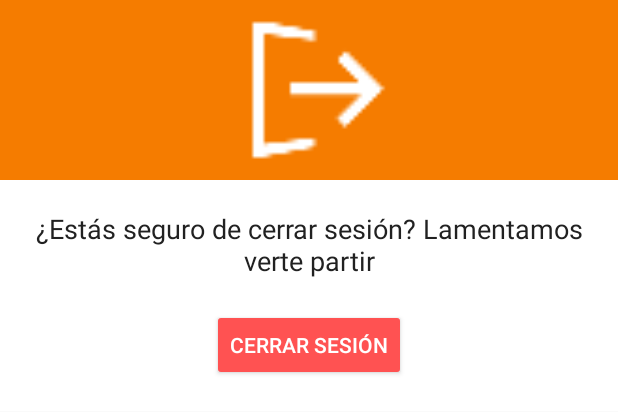
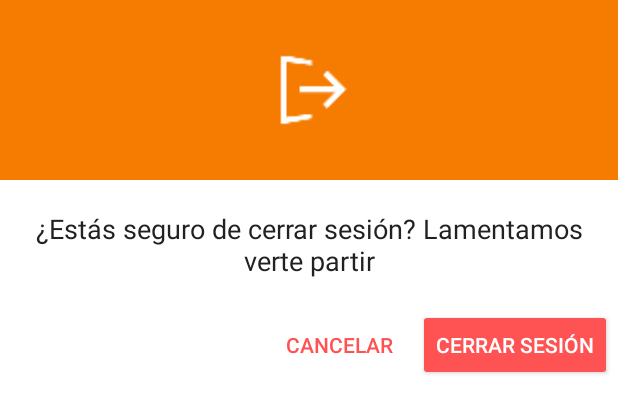
Before and after one commit to elsypinzonv/hungrr, an Android app: the layout custom_dialog_logout.xml on its own in the app's theme, with its tools: preview values and no code run, on a phone screen of 412 x 824 dp. Shown: the top 412 px of the screen. Run offline under Robolectric (Android 15) with nearby library versions, the phone set to English and light mode, and no system bars.

Commit message:
Done logout feature

```diff
--- a/app/src/main/java/com/snotsoft/hungrr/restaurants/MainDrawerActivity.java
+++ b/app/src/main/java/com/snotsoft/hungrr/restaurants/MainDrawerActivity.java
@@ -142,10 +142,16 @@ public class MainDrawerActivity extends AppCompatActivity {
     }
 
     private void requestLogoutConfirmation() {
+
         new LogoutDialog(this, new LogoutDialog.OnConfirmationLogout() {
             @Override
             public void onConfirmation() {
                 doLogout();
+            }
+
+            @Override
+            public void onCancel() {
+
             }
         }).show();
     }
--- a/app/src/main/java/com/snotsoft/hungrr/view/widgets/LogoutDialog.java
+++ b/app/src/main/java/com/snotsoft/hungrr/view/widgets/LogoutDialog.java
@@ -15,6 +15,7 @@ public class LogoutDialog extends Dialog implements View.OnClickListener {
     private OnConfirmationLogout mListener;
     private Dialog mDialog;
     private Button btnConfirmation;
+    private Button btnCancel;
 
     public LogoutDialog(Context context, OnConfirmationLogout listener) {
         super(context);
@@ -28,17 +29,24 @@ public class LogoutDialog extends Dialog implements View.OnClickListener {
         requestWindowFeature(Window.FEATURE_NO_TITLE);
         setContentView(R.layout.custom_dialog_logout);
         btnConfirmation = (Button) findViewById(R.id.btn_confirmation);
+        btnCancel = (Button) findViewById(R.id.btn_cancel);
+        btnCancel.setOnClickListener(this);
         btnConfirmation.setOnClickListener(this);
     }
 
     @Override
     public void onClick(View v) {
-        this.dismiss();
-        mListener.onConfirmation();
+        if(v.getId() == R.id.btn_confirmation){
+            mListener.onConfirmation();
+        }else if (v.getId() == R.id.btn_cancel){
+            this.dismiss();
+            mListener.onCancel();
+        }
     }
 
     public interface OnConfirmationLogout {
         void onConfirmation();
+        void onCancel();
     }
 
 }
--- a/app/src/main/res/layout/activity_main_drawer_nav_header.xml
+++ b/app/src/main/res/layout/activity_main_drawer_nav_header.xml
@@ -2,7 +2,7 @@
     xmlns:app="http://schemas.android.com/apk/res-auto"
     android:layout_width="match_parent"
     android:layout_height="@dimen/header_height"
-    android:background="@color/colorAccentDark"
+    android:background="@color/colorPrimaryDark"
     android:gravity="bottom"
     android:orientation="vertical"
     android:padding="@dimen/header_left_padding"
--- a/app/src/main/res/layout/custom_dialog_logout.xml
+++ b/app/src/main/res/layout/custom_dialog_logout.xml
@@ -4,23 +4,31 @@
     android:orientation="vertical"
     android:layout_width="match_parent"
     android:layout_height="wrap_content"
-    android:background="#ffffffff">
+    android:paddingBottom="8dp"
+    android:background="@color/colorTextIcons">
 
-    <ImageView
+    <LinearLayout
+        android:id="@+id/imageHolder"
+        android:background="@color/colorPrimaryDark"
+        android:gravity="center"
         android:layout_width="match_parent"
-        android:layout_height="120dp"
-        android:id="@+id/a"
-        android:gravity="center"
-        android:background="@color/colorPrimaryDark"
-        android:src="@drawable/ic_action_logout_white"
-        android:scaleType="fitCenter" />
+        android:layout_height="120dp">
 
+        <ImageView
+            android:layout_width="60dp"
+            android:layout_height="60dp"
+            android:layout_gravity="center"
+            android:background="@null"
+            android:src="@drawable/ic_action_logout_white"
+            android:scaleType="fitCenter" />
+
+    </LinearLayout>
 
     <TextView
         android:id="@+id/text_dialog"
         android:layout_width="wrap_content"
         android:layout_height="wrap_content"
-        android:layout_below="@+id/a"
+        android:layout_below="@+id/imageHolder"
         android:layout_marginTop="20dp"
         android:layout_marginLeft="4dp"
         android:layout_marginRight="4dp"
@@ -39,11 +47,25 @@
         android:layout_height="wrap_content"
         android:text="@string/lbl_logout"
         android:gravity="center_vertical|center_horizontal"
-        android:layout_below="@+id/text_dialog"
-        android:layout_marginBottom="20dp"
-        android:layout_centerHorizontal="true"
         android:textColor="@color/colorTextIcons"
-        style="@style/Widget.AppCompat.Button.Colored"/>
+        style="@style/Widget.AppCompat.Button.Colored"
+        android:layout_alignTop="@+id/btn_cancel"
+        android:layout_alignRight="@+id/text_dialog"
+        android:layout_alignEnd="@+id/text_dialog" />
     <!--android:background="@drawable/btn_flat_red_selector"-->
 
+    <Button
+        android:id="@+id/btn_cancel"
+        android:layout_width="wrap_content"
+        android:layout_height="wrap_content"
+        android:layout_marginBottom="20dp"
+        android:layout_marginRight="4dp"
+        android:text="@string/lbl_cancel"
+        android:textAllCaps="true"
+        android:gravity="center_vertical"
+        style="@style/Widget.AppCompat.Button.Borderless.Colored"
+        android:layout_below="@+id/text_dialog"
+        android:layout_toLeftOf="@+id/btn_confirmation"
+        android:layout_toStartOf="@+id/btn_confirmation" />
+
 </RelativeLayout>
--- a/app/src/main/res/values/strings.xml
+++ b/app/src/main/res/values/strings.xml
@@ -86,5 +86,6 @@
     <string name="lbl_location_description">¿Donde quieres buscar?</string>
     <string name="lbl_btn_location">Mi ubicación</string>
     <string name="lbl_btn_other_location">Otra ubicación</string>
+    <string name="lbl_cancel">Cancelar</string>
 
 </resources>
```
